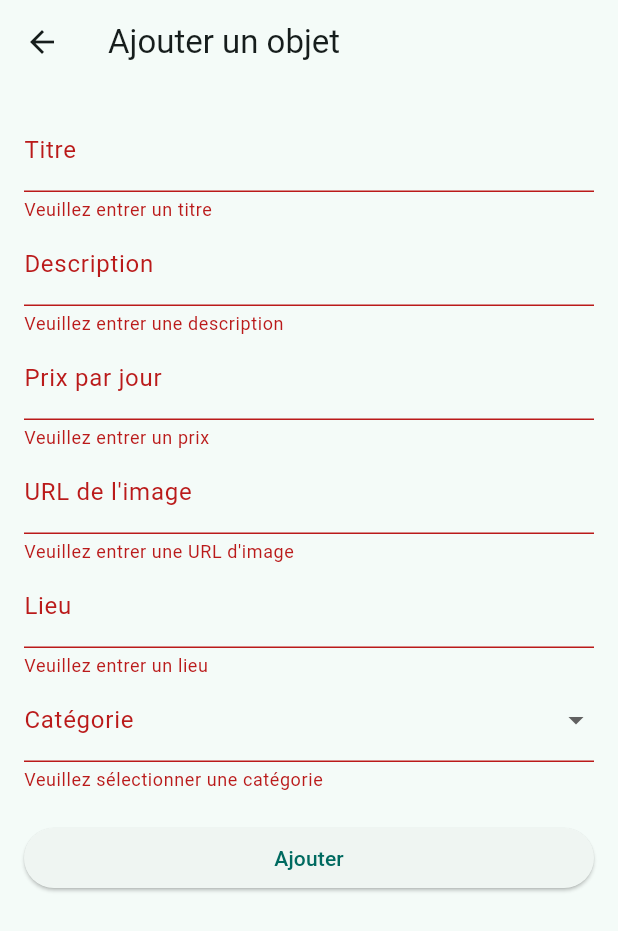
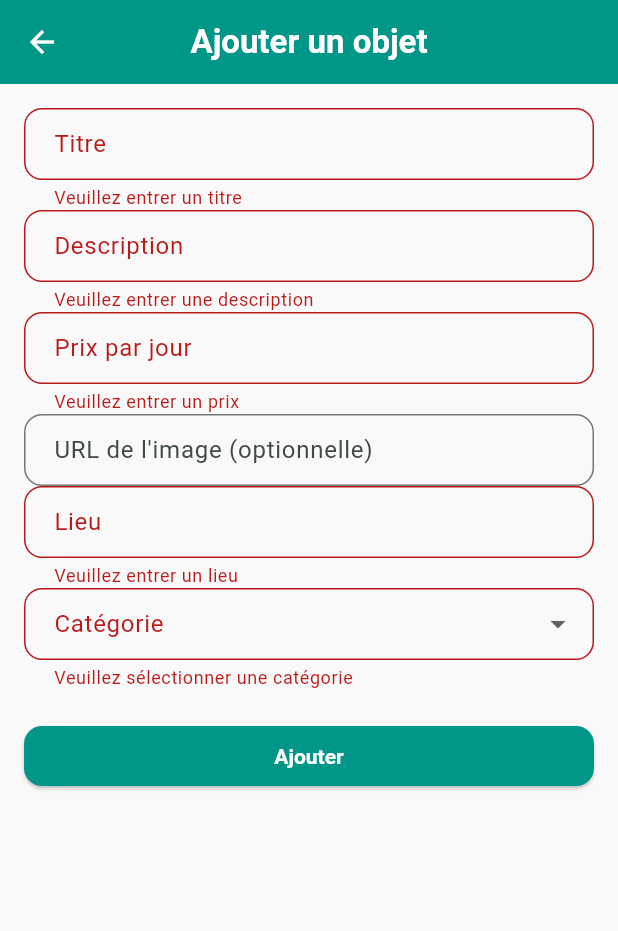
Before and after one commit to mariembl2/devmob-echange, a Flutter app: the AddItemPage screen opened by its route, after a tap on "Ajouter", on a phone screen of 412 x 824 dp. Shown: the top 931 px of the screen. Run offline on Flutter 3.47's test engine with Material 3 defaults, Android fonts, the phone set to English and light mode, and no system bars; our stand-ins replace cloud_firestore, firebase_auth, firebase_core, google_sign_in; accounts and stored records are empty.

Commit message:
Ajout formulaire ajout item avec image optionnelle + suppression bandeau debug+ amelioration de style et ajout d'accepter et refuser la reservation

```diff
--- a/lib/main.dart
+++ b/lib/main.dart
@@ -1,20 +1,16 @@
 import 'package:dev_mob/profile/MyReservationsPage.dart';
 import 'package:dev_mob/profile/UserProfile.dart';
-
 import 'package:dev_mob/providers/AuthProvider.dart';
 import 'package:dev_mob/providers/ReservationProvider.dart';
-import 'package:dev_mob/providers/ItemProvider.dart'; // ✅ Ajout de l'import
-
+import 'package:dev_mob/providers/ItemProvider.dart';
 import 'package:dev_mob/views/reservation/OwnerDashboard.dart';
-
+import 'package:dev_mob/views/reservation/OwnerReservationRequestsPage.dart';
 import 'package:firebase_core/firebase_core.dart';
 import 'firebase_options.dart';
 import 'package:flutter/material.dart';
 import 'package:provider/provider.dart';
-
 import 'package:dev_mob/services/itemservice.dart';
 import 'package:dev_mob/models/item_model.dart';
-
 import 'package:dev_mob/views/auth/LoginPage.dart';
 import 'package:dev_mob/views/auth/RegisterPage.dart' as views;
 import 'package:dev_mob/views/home/HomePage.dart';
@@ -33,7 +29,7 @@ void main() async {
       providers: [
         ChangeNotifierProvider(create: (_) => AuthProvider()),
         ChangeNotifierProvider(create: (_) => ReservationProvider()),
-        ChangeNotifierProvider(create: (_) => ItemProvider()), // ✅ Ajout du provider
+        ChangeNotifierProvider(create: (_) => ItemProvider()),
         StreamProvider<List<ItemModel>>.value(
           value: ItemService().getItems(),
           initialData: const [],
@@ -45,14 +41,48 @@ void main() async {
 }
 
 class MyApp extends StatelessWidget {
+  final ThemeData lightTheme = ThemeData(
+    colorScheme: ColorScheme.fromSeed(seedColor: Colors.teal),
+    useMaterial3: true,
+    scaffoldBackgroundColor: const Color(0xFFF9F9F9),
+    appBarTheme: const AppBarTheme(
+      backgroundColor: Colors.teal,
+      foregroundColor: Colors.white,
+      centerTitle: true,
+    ),
+    textTheme: const TextTheme(
+      bodyMedium: TextStyle(fontSize: 16.0),
+      titleLarge: TextStyle(fontSize: 22, fontWeight: FontWeight.bold),
+    ),
+    cardTheme: CardTheme(
+      elevation: 4,
+      margin: const EdgeInsets.symmetric(horizontal: 12, vertical: 6),
+      shape: RoundedRectangleBorder(
+        borderRadius: BorderRadius.circular(16),
+      ),
+    ),
+    elevatedButtonTheme: ElevatedButtonThemeData(
+      style: ElevatedButton.styleFrom(
+        backgroundColor: Colors.teal,
+        foregroundColor: Colors.white,
+        shape: RoundedRectangleBorder(
+          borderRadius: BorderRadius.circular(12),
+        ),
+        textStyle: const TextStyle(fontWeight: FontWeight.bold),
+      ),
+    ),
+    inputDecorationTheme: InputDecorationTheme(
+      border: OutlineInputBorder(borderRadius: BorderRadius.circular(12)),
+      contentPadding: const EdgeInsets.symmetric(horizontal: 16, vertical: 12),
+    ),
+  );
+
   @override
   Widget build(BuildContext context) {
     return MaterialApp(
+      debugShowCheckedModeBanner: false,
       title: 'DEVMOB - Échange',
-      theme: ThemeData(
-        primarySwatch: Colors.teal,
-        colorScheme: ColorScheme.fromSeed(seedColor: Colors.teal),
-      ),
+      theme: lightTheme,
       initialRoute: '/',
       routes: {
         '/': (context) => AuthWrapper(),
@@ -61,6 +91,7 @@ class MyApp extends StatelessWidget {
         '/home': (context) => HomePage(),
         '/add-item': (context) => AddItemPage(),
         '/my-reservations': (context) => MyReservationsPageWrapper(),
+        '/reservation-requests': (context) => const OwnerReservationRequestsPage(),
       },
       onGenerateRoute: (settings) {
         if (settings.name == '/item-detail') {
@@ -114,7 +145,7 @@ class MyReservationsPageWrapper extends StatelessWidget {
     if (user != null) {
       return MyReservationsPage(userId: user.uid);
     } else {
-      return Scaffold(
+      return const Scaffold(
         body: Center(child: CircularProgressIndicator()),
       );
     }
--- a/lib/providers/reservationprovider.dart
+++ b/lib/providers/reservationprovider.dart
@@ -1,5 +1,4 @@
 
-// lib/providers/reservationprovider.dart
 import 'package:dev_mob/services/ReservationService.dart';
 import 'package:flutter/material.dart';
 import 'package:dev_mob/models/reservation.dart';
--- a/lib/views/item/AddItemPage.dart
+++ b/lib/views/item/AddItemPage.dart
@@ -13,7 +13,6 @@ class _AddItemPageState extends State<AddItemPage> {
   final _formKey = GlobalKey<FormState>();
   bool _isLoading = false;
 
-  // Contrôleurs pour les champs du formulaire
   final _titleController = TextEditingController();
   final _descriptionController = TextEditingController();
   final _priceController = TextEditingController();
@@ -66,13 +65,8 @@ class _AddItemPageState extends State<AddItemPage> {
               ),
               TextFormField(
                 controller: _imageUrlController,
-                decoration: InputDecoration(labelText: 'URL de l\'image'),
-                validator: (value) {
-                  if (value == null || value.isEmpty) {
-                    return 'Veuillez entrer une URL d\'image';
-                  }
-                  return null;
-                },
+                decoration: InputDecoration(labelText: 'URL de l\'image (optionnelle)'),
+                // Pas de validator ici → champ optionnel
               ),
               TextFormField(
                 controller: _locationController,
@@ -120,7 +114,6 @@ class _AddItemPageState extends State<AddItemPage> {
     );
   }
 
-  // Fonction pour ajouter un item
   void _addItem() async {
     if (_formKey.currentState!.validate()) {
       setState(() {
@@ -128,7 +121,6 @@ class _AddItemPageState extends State<AddItemPage> {
       });
 
       try {
-        // Récupérer l'utilisateur actuellement connecté via AuthProvider
         final authProvider = Provider.of<AuthProvider>(context, listen: false);
         final currentUser = authProvider.user;
 
@@ -140,29 +132,28 @@ class _AddItemPageState extends State<AddItemPage> {
         }
 
         final currentUserId = currentUser.uid;
+        final imageUrlText = _imageUrlController.text.trim();
 
-        // Crée un nouvel objet avec les données du formulaire
         final newItem = ItemModel(
-          id: '', // L'ID sera généré automatiquement par Firestore
+          id: '',
           ownerId: currentUserId,
           title: _titleController.text.trim(),
           description: _descriptionController.text.trim(),
-          imageUrls: [_imageUrlController.text.trim()],
+          imageUrls: imageUrlText.isNotEmpty ? [imageUrlText] : [],
           pricePerDay: double.tryParse(_priceController.text.trim()) ?? 0.0,
           category: _selectedCategory ?? '',
           location: _locationController.text.trim(),
           createdAt: DateTime.now(),
-          reservedDates: [], // Liste vide de dates réservées par défaut
+          reservedDates: [],
         );
 
-        // Enregistrer l'item dans Firestore via ItemService
         await ItemService().addItem(newItem);
 
         ScaffoldMessenger.of(context).showSnackBar(
           SnackBar(content: Text('Objet ajouté avec succès !')),
         );
 
-        Navigator.pop(context); // Retour à la page précédente après l'ajout
+        Navigator.pop(context);
       } catch (e) {
         ScaffoldMessenger.of(context).showSnackBar(
           SnackBar(content: Text('Erreur : ${e.toString()}')),
--- a/pubspec.yaml
+++ b/pubspec.yaml
@@ -30,6 +30,7 @@ dependencies:
   flutter_spinkit: ^5.2.0
   google_sign_in: ^6.2.2
   intl: ^0.20.2
+  image_picker: ^1.1.2
 
 dev_dependencies:
   flutter_test:
```
Also changed, not shown: lib/models/Reservation.dart (+5 -3 lines), lib/profile/EditUserProfilePage.dart (added, +68 -0 lines), lib/profile/MyReservationsPage.dart (+58 -24 lines), lib/profile/UserProfile.dart (+8 -2 lines), lib/views/home/HomePage.dart (+11 -1 lines), lib/views/reservation/OwnerDashboard.dart (+11 -0 lines), lib/views/reservation/OwnerReservationRequestsPage.dart (added, +96 -0 lines), lib/providers/AuthProvider.dart (line endings or trailing spaces), lib/views/reservation/ReservationForm.dart (line endings or trailing spaces), pubspec.lock, 8 other files.
